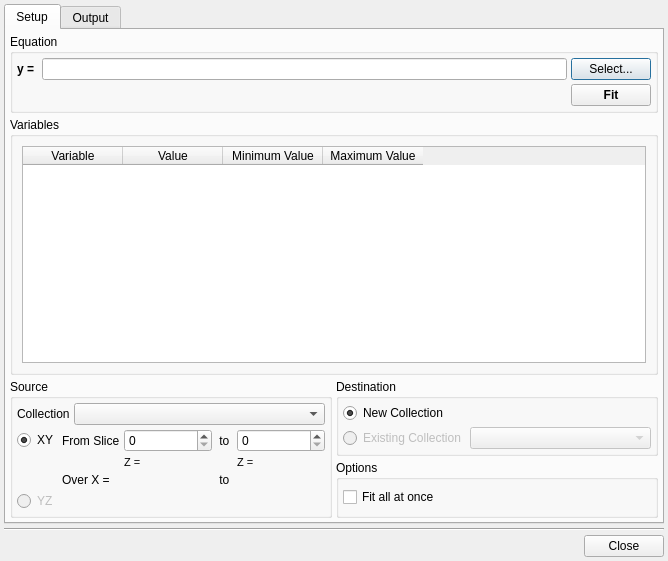
The window that src/gui/fit.ui (trisyoungs/uchroma) describes before a commit, drawn with Qt 5.
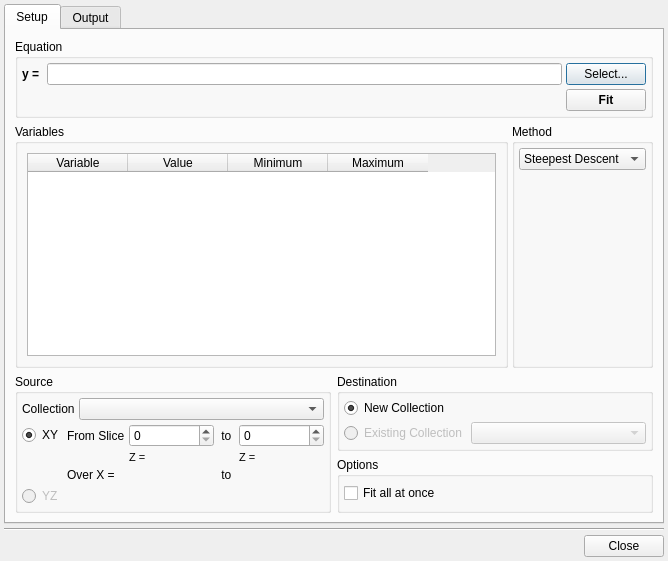
The same window after the commit. Icons and pictures are not drawn. Custom widgets are drawn as their Qt base class.

Patch:
```diff
--- a/src/gui/fit.ui
+++ b/src/gui/fit.ui
@@ -36,13 +36,7 @@
       <attribute name="title">
        <string>Setup</string>
       </attribute>
-      <layout class="QVBoxLayout" name="verticalLayout_9">
-       <property name="spacing">
-        <number>4</number>
-       </property>
-       <property name="margin">
-        <number>4</number>
-       </property>
+      <layout class="QVBoxLayout" name="verticalLayout_10">
        <item>
         <widget class="QGroupBox" name="EquationGroup">
          <property name="sizePolicy">
@@ -103,7 +97,7 @@
               <property name="maximumSize">
                <size>
                 <width>128</width>
-                <height>24</height>
+                <height>31</height>
                </size>
               </property>
               <property name="cursor">
@@ -153,6 +147,11 @@
         </widget>
        </item>
        <item>
+        <layout class="QHBoxLayout" name="horizontalLayout_7">
+         <property name="spacing">
+          <number>4</number>
+         </property>
+         <item>
         <widget class="QGroupBox" name="VariablesGroup">
          <property name="sizePolicy">
           <sizepolicy hsizetype="Expanding" vsizetype="Expanding">
@@ -181,18 +180,55 @@
             </column>
             <column>
              <property name="text">
-              <string>Minimum Value</string>
+                <string>Minimum</string>
              </property>
             </column>
             <column>
              <property name="text">
-              <string>Maximum Value</string>
+                <string>Maximum</string>
              </property>
             </column>
            </widget>
           </item>
          </layout>
         </widget>
+         </item>
+         <item>
+          <widget class="QGroupBox" name="MethodGroup">
+           <property name="title">
+            <string>Method</string>
+           </property>
+           <layout class="QVBoxLayout" name="verticalLayout_9">
+            <property name="spacing">
+             <number>4</number>
+            </property>
+            <property name="margin">
+             <number>4</number>
+            </property>
+            <item>
+             <widget class="QComboBox" name="MethodCombo">
+              <item>
+               <property name="text">
+                <string>Steepest Descent</string>
+               </property>
+              </item>
+              <item>
+               <property name="text">
+                <string>Simplex</string>
+               </property>
+              </item>
+             </widget>
+            </item>
+            <item>
+             <widget class="QStackedWidget" name="MethodStack">
+              <widget class="QWidget" name="page"/>
+              <widget class="QWidget" name="page_2"/>
+             </widget>
+            </item>
+           </layout>
+          </widget>
+         </item>
+        </layout>
        </item>
        <item>
         <layout class="QHBoxLayout" name="horizontalLayout_2">
```
Left out of the diff: 19 changed lines with no effect on the pictures. Lines whose indentation alone changed are shown as unchanged.
